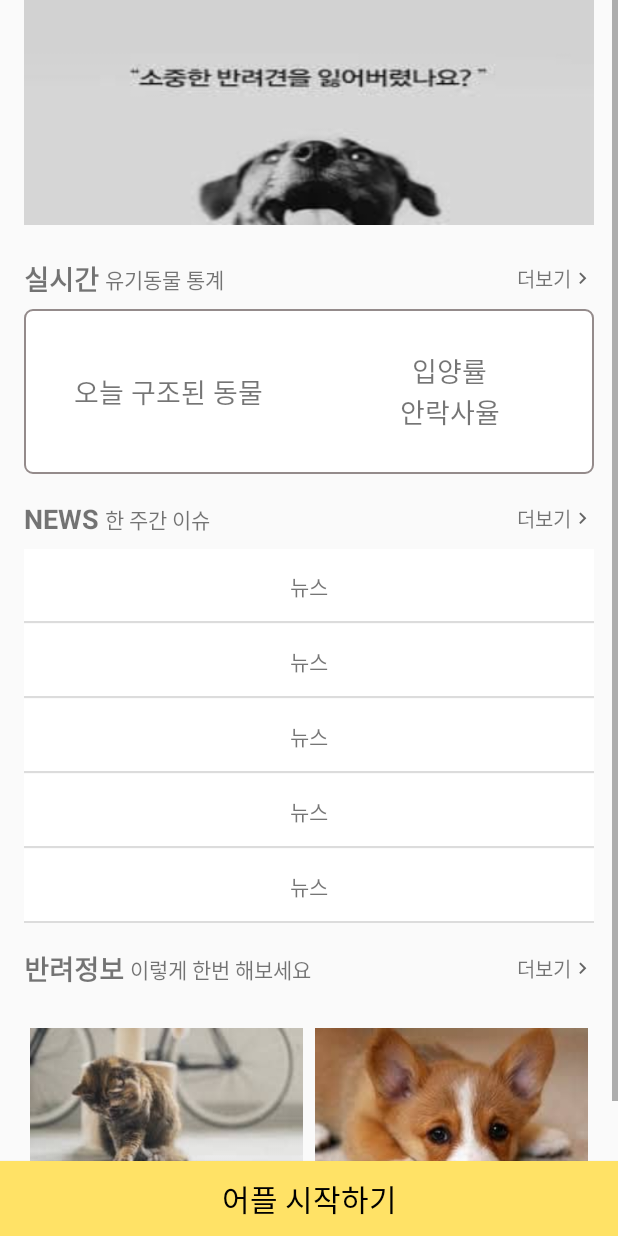
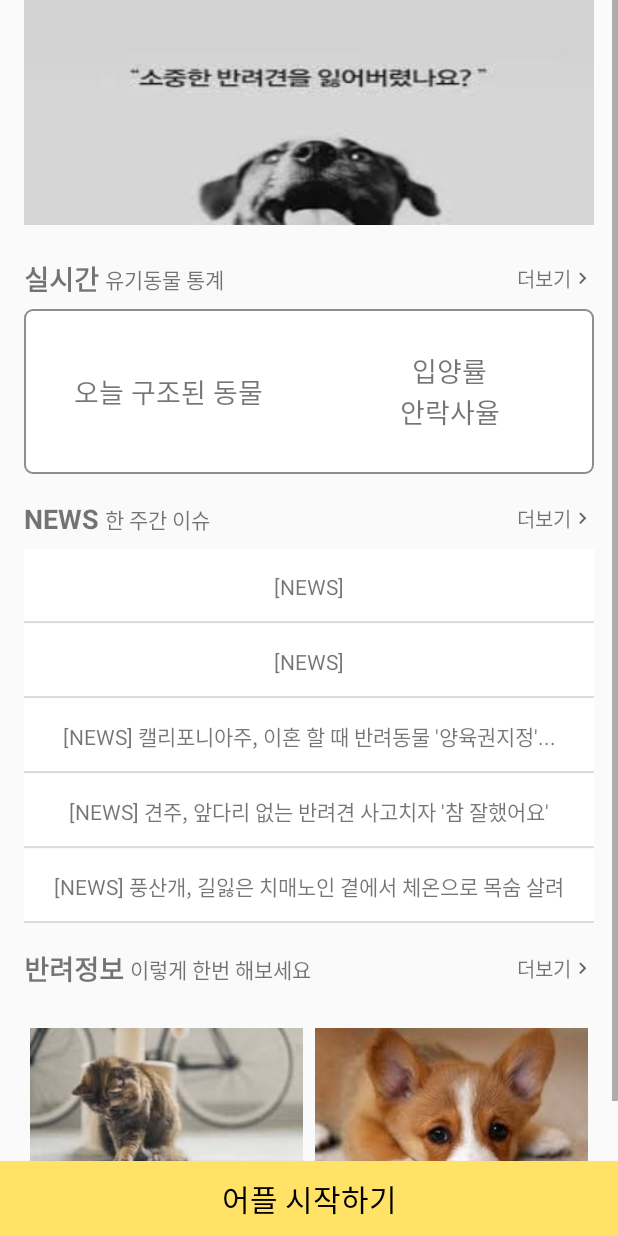
Before and after one commit to HyeryunPark/Test1, an Android app: the layout activity_pop_up.xml on its own in the app's theme, with its tools: preview values and no code run, on a phone screen of 412 x 824 dp. Run offline under Robolectric (Android 15) with nearby library versions, the phone set to English and light mode, and no system bars.

Commit message:
뉴스 크롤링 기능 추가

```diff
--- a/app/src/main/java/com/example/saveme/network/RetrofitInterface.kt
+++ b/app/src/main/java/com/example/saveme/network/RetrofitInterface.kt
@@ -111,6 +111,11 @@ interface RetrofitInterface {
     // 커뮤니티 글 삭제
 
 
+    // 팝업 뉴스데이터 가져오기
+    @GET("/newsdata")
+    fun loadNewsData(): Call<List<GetPopUp>>
+
+
     @FormUrlEncoded
     @POST("User")
 //    fun post_User(@FieldMap param: HashMap<String, Any>): Call<Json_User>
--- /dev/null
+++ b/app/src/main/java/com/example/saveme/popup/PopUpModel.kt
@@ -0,0 +1,6 @@
+package com.example.saveme.popup
+
+class PopUpModel(
+    val title: String,
+    val link: String
+)
--- a/app/src/main/res/layout/activity_pop_up.xml
+++ b/app/src/main/res/layout/activity_pop_up.xml
@@ -76,9 +76,9 @@
                 </LinearLayout>
 
                 <LinearLayout
-                    android:background="@drawable/round_edittext"
                     android:layout_width="match_parent"
                     android:layout_height="match_parent"
+                    android:background="@drawable/round_edittext"
                     android:orientation="horizontal">
 
                     <TextView
@@ -162,39 +162,54 @@
                 </LinearLayout>
 
                 <TextView
+                    android:id="@+id/popup_news1"
                     android:layout_width="match_parent"
                     android:layout_height="50dp"
                     android:background="@drawable/underline_textview"
+                    android:ellipsize="end"
                     android:gravity="center"
-                    android:text="뉴스" />
+                    android:maxLines="1"
+                    android:text="[NEWS]" />
 
                 <TextView
+                    android:id="@+id/popup_news2"
                     android:layout_width="match_parent"
                     android:layout_height="50dp"
                     android:background="@drawable/underline_textview"
+                    android:ellipsize="end"
                     android:gravity="center"
-                    android:text="뉴스" />
+                    android:maxLines="1"
+                    android:text="[NEWS]" />
 
                 <TextView
+                    android:id="@+id/popup_news3"
                     android:layout_width="match_parent"
                     android:layout_height="50dp"
                     android:background="@drawable/underline_textview"
+                    android:ellipsize="end"
                     android:gravity="center"
-                    android:text="뉴스" />
+                    android:maxLines="1"
+                    android:text="[NEWS] 캘리포니아주, 이혼 할 때 반려동물 '양육권지정'..." />
 
                 <TextView
+                    android:id="@+id/popup_news4"
                     android:layout_width="match_parent"
                     android:layout_height="50dp"
                     android:background="@drawable/underline_textview"
+                    android:ellipsize="end"
                     android:gravity="center"
-                    android:text="뉴스" />
+                    android:maxLines="1"
+                    android:text="[NEWS] 견주, 앞다리 없는 반려견 사고치자 '참 잘했어요'" />
 
                 <TextView
+                    android:id="@+id/popup_news5"
                     android:layout_width="match_parent"
                     android:layout_height="50dp"
                     android:background="@drawable/underline_textview"
+                    android:ellipsize="end"
                     android:gravity="center"
-                    android:text="뉴스" />
+                    android:maxLines="1"
+                    android:text="[NEWS] 풍산개, 길잃은 치매노인 곁에서 체온으로 목숨 살려" />
 
             </LinearLayout>
 
```
Also changed, not shown: app/src/main/java/com/example/saveme/model/GetPopUp.kt (added, +10 -0 lines), app/src/main/java/com/example/saveme/popup/PopUpActivity.kt (+48 -6 lines), app/src/main/java/com/example/saveme/popup/PopUpContract.kt (added, +21 -0 lines), app/src/main/java/com/example/saveme/popup/PopUpPresenter.kt (added, +83 -0 lines).
